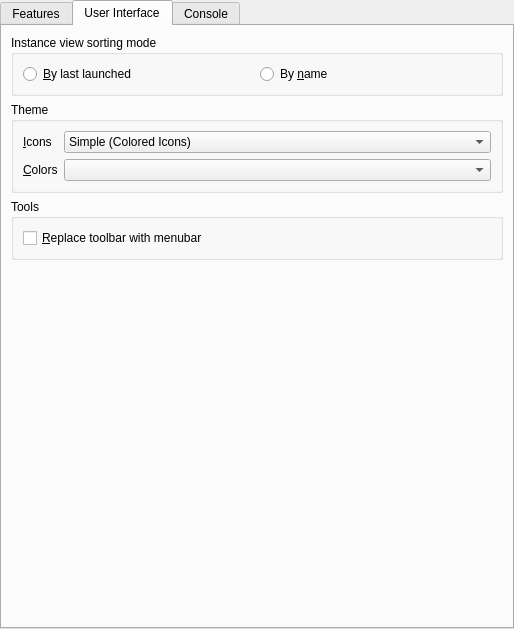
PolyMC/PolyMC, file launcher/ui/pages/global/LauncherPage.ui: the form before one commit.
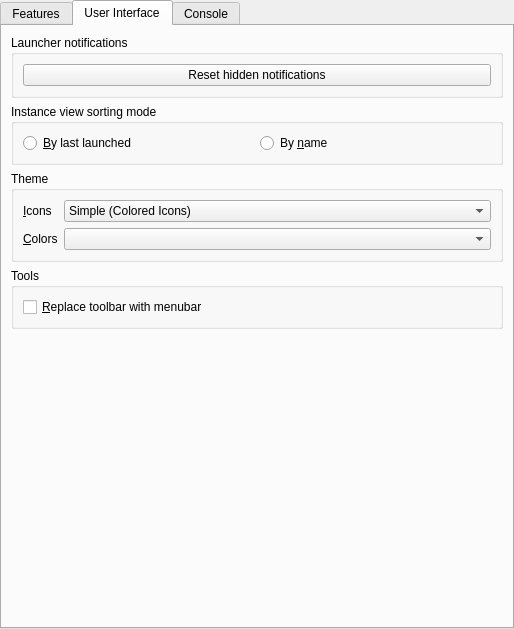
The form after the commit. The open tabs and pages were chosen to show the change.

Commit message:
Revert "Merge pull request #188 from PolyMC/removal/notifications"
This reverts commit 5b8003cbe502af04792f4c462b1b8094444e19ad, reversing
changes made to c0719102a0ab65db80d75d61e6086f918d1f79b9.

```diff
--- a/launcher/ui/pages/global/LauncherPage.ui
+++ b/launcher/ui/pages/global/LauncherPage.ui
@@ -177,6 +177,25 @@
        <string>User Interface</string>
       </attribute>
       <layout class="QVBoxLayout" name="verticalLayout_6">
+       <item>
+        <widget class="QGroupBox" name="groupBox_3">
+         <property name="title">
+          <string>Launcher notifications</string>
+         </property>
+         <layout class="QVBoxLayout" name="verticalLayout_5">
+          <item>
+           <widget class="QPushButton" name="resetNotificationsBtn">
+            <property name="text">
+             <string>Reset hidden notifications</string>
+            </property>
+            <property name="checkable">
+             <bool>true</bool>
+            </property>
+           </widget>
+          </item>
+         </layout>
+        </widget>
+       </item>
        <item>
         <widget class="QGroupBox" name="sortingModeBox">
          <property name="enabled">
```
Left out of the diff: 1 changed line with no effect on the pictures. The commit also changes 13 other files.
